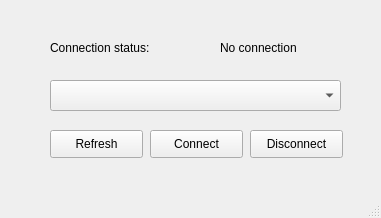
First picture: the form in GUI Application/untitled.ui, repository EslamMohamed117/Logic-Analyzer-using-ATmega16, before the edit.
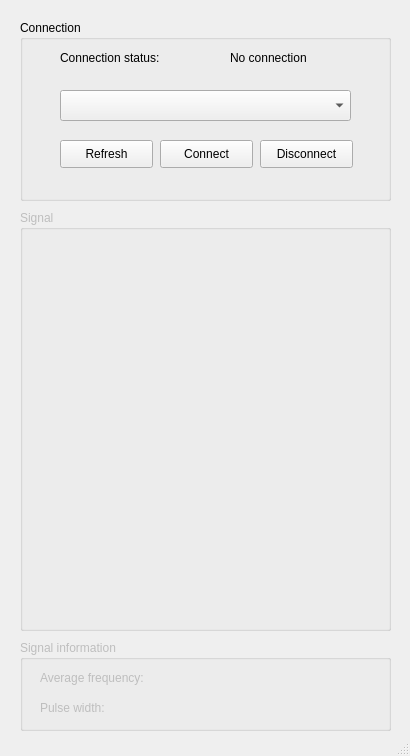
Second picture: the form after the edit.

Commit message: Signal area added to gui

Diff of the .ui file:
```diff
--- a/GUI Application/untitled.ui
+++ b/GUI Application/untitled.ui
@@ -9,29 +9,57 @@
    <rect>
     <x>0</x>
     <y>0</y>
-    <width>381</width>
-    <height>218</height>
+    <width>410</width>
+    <height>756</height>
    </rect>
   </property>
   <property name="windowTitle">
    <string>Logic Analyzer</string>
   </property>
   <widget class="QWidget" name="centralwidget">
-   <widget class="QComboBox" name="comboBox">
+   <widget class="QGroupBox" name="connectionGroup">
     <property name="geometry">
      <rect>
-      <x>50</x>
-      <y>80</y>
-      <width>291</width>
-      <height>31</height>
+      <x>20</x>
+      <y>20</y>
+      <width>371</width>
+      <height>181</height>
      </rect>
+    </property>
+    <property name="title">
+     <string>Connection</string>
+    </property>
+    <widget class="QPushButton" name="disconnectBtn">
+     <property name="geometry">
+      <rect>
+       <x>240</x>
+       <y>120</y>
+       <width>93</width>
+       <height>28</height>
+      </rect>
+     </property>
+     <property name="text">
+      <string>Disconnect</string>
+     </property>
+    </widget>
+    <widget class="QLabel" name="connectionStatusLabel">
+     <property name="geometry">
+      <rect>
+       <x>40</x>
+       <y>30</y>
+       <width>111</width>
+       <height>16</height>
+      </rect>
+     </property>
+     <property name="text">
+      <string>Connection status:</string>
     </property>
    </widget>
    <widget class="QPushButton" name="connectBtn">
     <property name="geometry">
      <rect>
-      <x>150</x>
-      <y>130</y>
+       <x>140</x>
+       <y>120</y>
       <width>93</width>
       <height>28</height>
      </rect>
@@ -40,24 +68,11 @@
      <string>Connect</string>
     </property>
    </widget>
-   <widget class="QPushButton" name="refreshBtn">
-    <property name="geometry">
-     <rect>
-      <x>50</x>
-      <y>130</y>
-      <width>93</width>
-      <height>28</height>
-     </rect>
-    </property>
-    <property name="text">
-     <string>Refresh</string>
-    </property>
-   </widget>
    <widget class="QLabel" name="connectionLabel">
     <property name="geometry">
      <rect>
-      <x>220</x>
-      <y>40</y>
+       <x>210</x>
+       <y>30</y>
       <width>81</width>
       <height>16</height>
      </rect>
@@ -66,31 +81,123 @@
      <string>No connection</string>
     </property>
    </widget>
-   <widget class="QPushButton" name="disconnectBtn">
+    <widget class="QComboBox" name="comboBox">
     <property name="geometry">
      <rect>
-      <x>250</x>
-      <y>130</y>
+       <x>40</x>
+       <y>70</y>
+       <width>291</width>
+       <height>31</height>
+      </rect>
+     </property>
+    </widget>
+    <widget class="QPushButton" name="refreshBtn">
+     <property name="geometry">
+      <rect>
+       <x>40</x>
+       <y>120</y>
       <width>93</width>
       <height>28</height>
      </rect>
     </property>
     <property name="text">
-     <string>Disconnect</string>
-    </property>
-   </widget>
-   <widget class="QLabel" name="connectionStatusLabel">
+      <string>Refresh</string>
+     </property>
+    </widget>
+   </widget>
+   <widget class="QGroupBox" name="signalGroup">
+    <property name="enabled">
+     <bool>false</bool>
+    </property>
     <property name="geometry">
      <rect>
-      <x>50</x>
-      <y>40</y>
+      <x>20</x>
+      <y>210</y>
+      <width>371</width>
+      <height>421</height>
+     </rect>
+    </property>
+    <property name="title">
+     <string>Signal</string>
+    </property>
+    <widget class="QWidget" name="signalWidget" native="true">
+     <property name="geometry">
+      <rect>
+       <x>10</x>
+       <y>30</y>
+       <width>351</width>
+       <height>381</height>
+      </rect>
+     </property>
+    </widget>
+   </widget>
+   <widget class="QGroupBox" name="signalInfoGroup">
+    <property name="enabled">
+     <bool>false</bool>
+    </property>
+    <property name="geometry">
+     <rect>
+      <x>20</x>
+      <y>640</y>
+      <width>371</width>
+      <height>91</height>
+     </rect>
+    </property>
+    <property name="title">
+     <string>Signal information</string>
+    </property>
+    <widget class="QLabel" name="avgFrequencyLabel">
+     <property name="geometry">
+      <rect>
+       <x>20</x>
+       <y>30</y>
+       <width>121</width>
+       <height>16</height>
+      </rect>
+     </property>
+     <property name="text">
+      <string>Average frequency:</string>
+     </property>
+    </widget>
+    <widget class="QLabel" name="pulseWidthLabel">
+     <property name="geometry">
+      <rect>
+       <x>20</x>
+       <y>60</y>
       <width>111</width>
       <height>16</height>
      </rect>
     </property>
     <property name="text">
-     <string>Connection status:</string>
-    </property>
+      <string>Pulse width:</string>
+     </property>
+    </widget>
+    <widget class="QLabel" name="avgFrequencyValue">
+     <property name="geometry">
+      <rect>
+       <x>220</x>
+       <y>30</y>
+       <width>55</width>
+       <height>16</height>
+      </rect>
+     </property>
+     <property name="text">
+      <string/>
+     </property>
+    </widget>
+    <widget class="QLabel" name="pulseWidthValue">
+     <property name="geometry">
+      <rect>
+       <x>220</x>
+       <y>60</y>
+       <width>55</width>
+       <height>16</height>
+      </rect>
+     </property>
+     <property name="text">
+      <string/>
+     </property>
+    </widget>
    </widget>
   </widget>
   <widget class="QStatusBar" name="statusbar"/>
```
Lines whose indentation alone changed are shown as unchanged. The commit also changes 1 other file.
